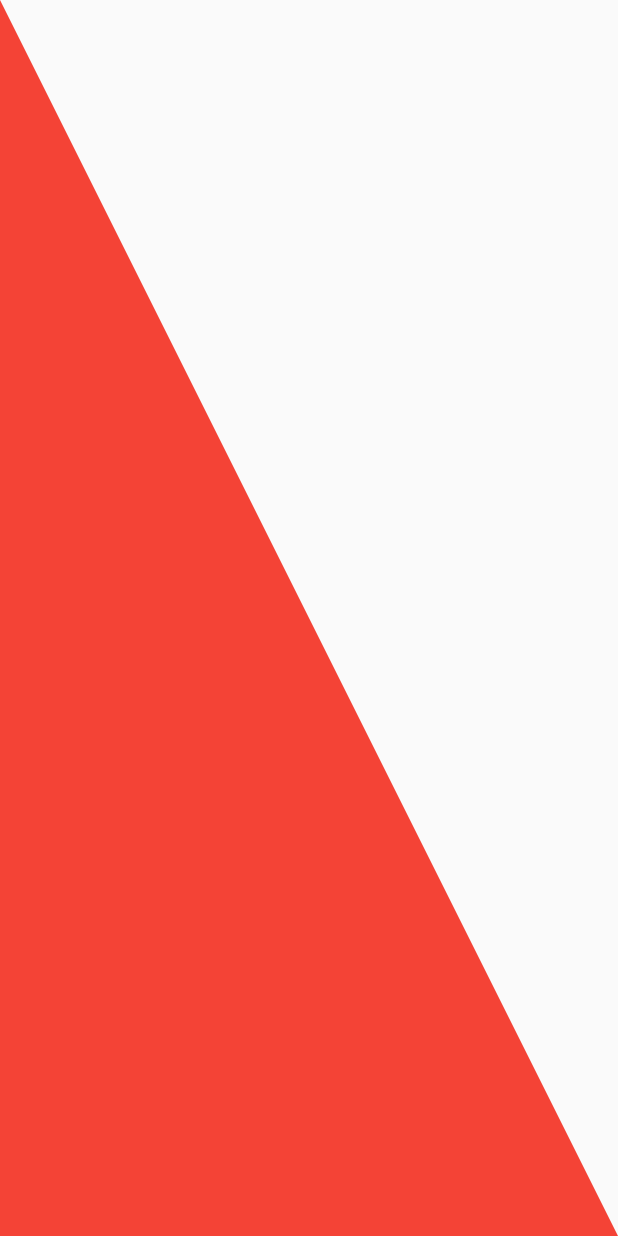
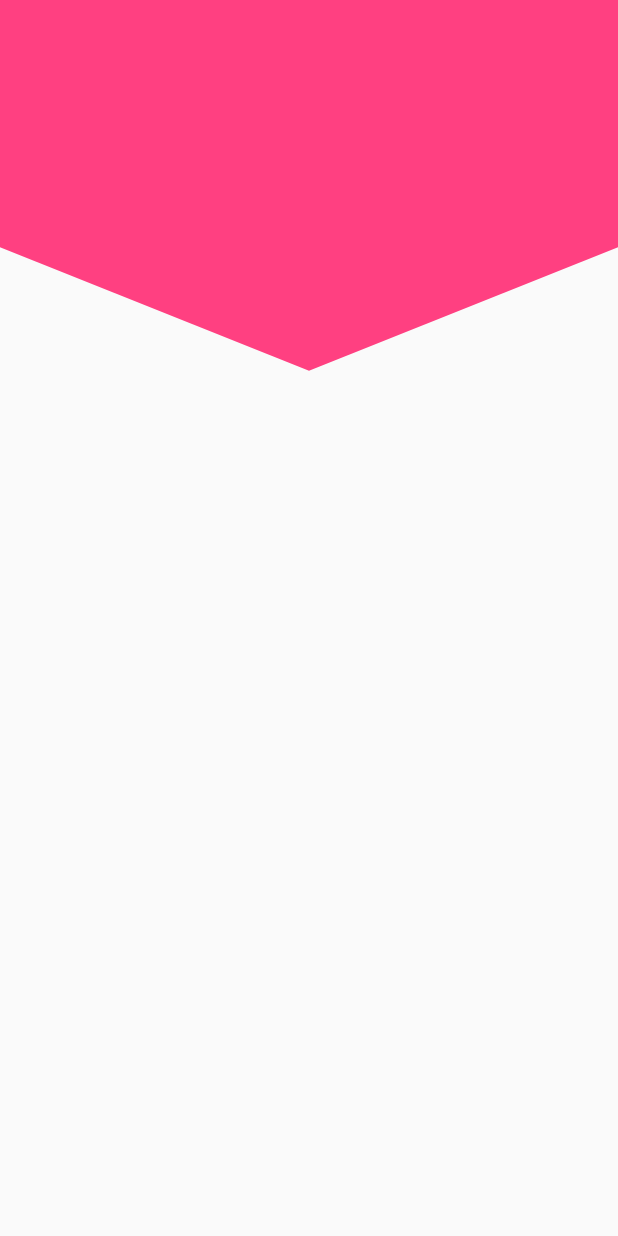
Before and after one commit to diegoarizadev/FlutterUI, a Flutter app: the screen it shows after launch, on a phone screen of 412 x 824 dp. Run offline on Flutter 3.47's test engine with Material 2 defaults, Android fonts, the phone set to English and light mode, and no system bars.

Commit message:
Dibujando un header pico

```diff
--- a/custompainter/lib/src/pages/headers_page.dart
+++ b/custompainter/lib/src/pages/headers_page.dart
@@ -12,7 +12,7 @@
   @override
   Widget build(BuildContext context) {
     return Scaffold(
-      body: HeaderTriangle(),
+      body: HeaderPico(),
     );
   }
 }
--- a/custompainter/lib/src/widgets/headers_widget.dart
+++ b/custompainter/lib/src/widgets/headers_widget.dart
@@ -134,3 +134,44 @@
     return true;
   }
 }
+
+class HeaderPico extends StatelessWidget {
+  const HeaderPico({Key? key}) : super(key: key);
+
+  @override
+  Widget build(BuildContext context) {
+    return Container(
+      height: double.infinity, //Todo el alto
+      width: double.infinity, //Todo el ancho
+      child: CustomPaint(painter: _HeaderPico()),
+    );
+  }
+}
+
+class _HeaderPico extends CustomPainter {
+  @override
+  void paint(Canvas canvas, Size size) {
+    //Lienzo y tamaño de la pantalla
+
+    final paint = Paint();
+
+    paint.color = Colors.pinkAccent;
+    paint.style = PaintingStyle.fill;
+    paint.strokeWidth = 40;
+
+    final path = Path();
+
+    path.lineTo(0, size.height * 0.20);
+    path.lineTo(size.width * 0.5, size.height * 0.30);
+    path.lineTo(size.width, size.height * 0.20);
+    path.lineTo(size.width, 0);
+
+    canvas.drawPath(path,
+        paint); //Este elemento ejecuta las acciones anteriore o realiza los trazos.
+  }
+
+  @override
+  bool shouldRepaint(covariant CustomPainter oldDelegate) {
+    return true;
+  }
+}
```
